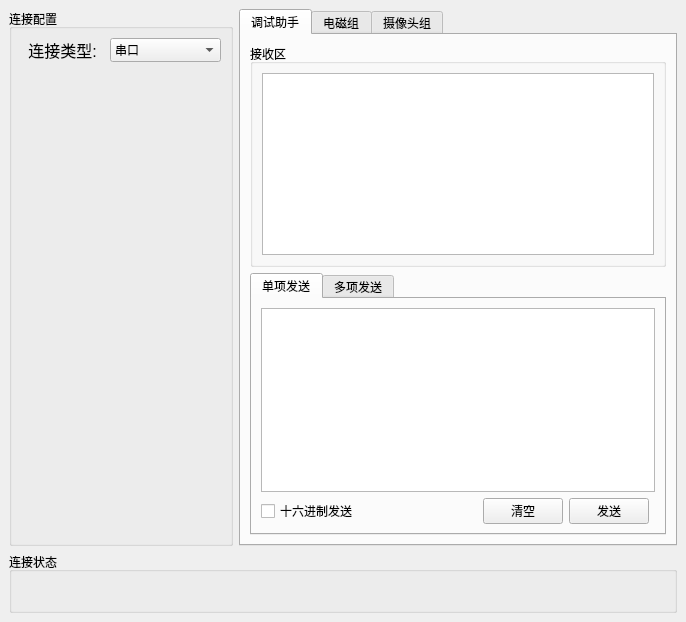
Before: the Qt Designer form form/main_window.ui in half-nothing/UpperComputer, drawn with Qt 5.
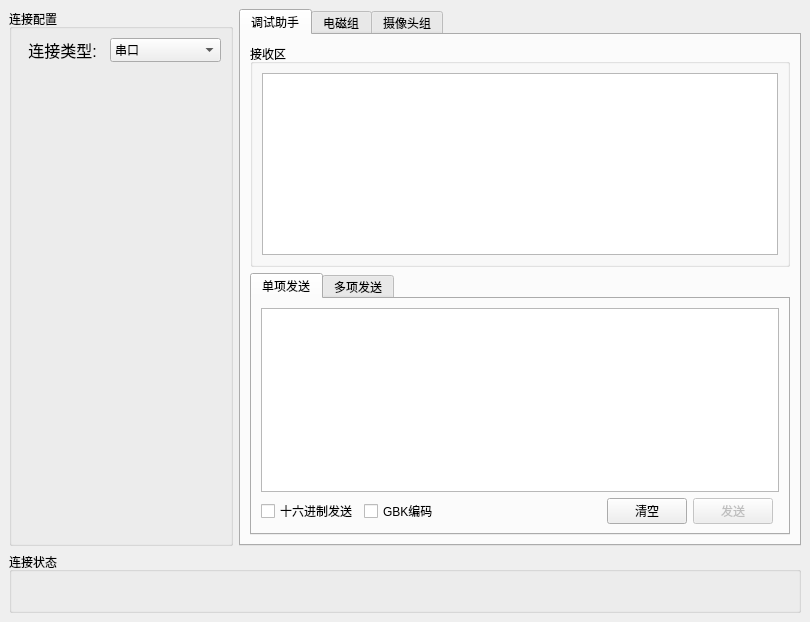
After: the same form once the commit is applied. Custom widgets are drawn as their Qt base class.

Patch:
```diff
--- a/form/main_window.ui
+++ b/form/main_window.ui
@@ -7,14 +7,14 @@
    <rect>
     <x>0</x>
     <y>0</y>
-    <width>686</width>
+    <width>810</width>
     <height>622</height>
    </rect>
   </property>
   <property name="minimumSize">
    <size>
-    <width>0</width>
-    <height>0</height>
+    <width>810</width>
+    <height>622</height>
    </size>
   </property>
   <property name="windowTitle">
@@ -67,12 +67,35 @@
           <property name="currentIndex">
            <number>0</number>
           </property>
-          <widget class="QWidget" name="single_send">
+          <widget class="QWidget" name="single_send_layout">
            <attribute name="title">
             <string>单项发送</string>
            </attribute>
            <layout class="QGridLayout" name="gridLayout_7">
-            <item row="1" column="1">
+            <item row="1" column="0">
+             <widget class="QCheckBox" name="single_send_in_hex">
+              <property name="text">
+               <string>十六进制发送</string>
+              </property>
+              <property name="checked">
+               <bool>false</bool>
+              </property>
+              <property name="tristate">
+               <bool>false</bool>
+              </property>
+             </widget>
+            </item>
+            <item row="1" column="4">
+             <widget class="QPushButton" name="single_send">
+              <property name="enabled">
+               <bool>false</bool>
+              </property>
+              <property name="text">
+               <string>发送</string>
+              </property>
+             </widget>
+            </item>
+            <item row="1" column="2">
              <spacer name="horizontalSpacer">
               <property name="orientation">
                <enum>Qt::Horizontal</enum>
@@ -86,29 +109,22 @@
              </spacer>
             </item>
             <item row="1" column="3">
-             <widget class="QPushButton" name="pushButton_2">
-              <property name="text">
-               <string>发送</string>
-              </property>
-             </widget>
-            </item>
-            <item row="1" column="2">
-             <widget class="QPushButton" name="pushButton">
+             <widget class="QPushButton" name="single_clear">
               <property name="text">
                <string>清空</string>
               </property>
              </widget>
             </item>
-            <item row="1" column="0">
-             <widget class="QCheckBox" name="checkBox">
+            <item row="0" column="0" colspan="6">
+             <widget class="QPlainTextEdit" name="single_send_text"/>
+            </item>
+            <item row="1" column="1">
+             <widget class="QCheckBox" name="encoding_in_gbk">
               <property name="text">
-               <string>十六进制发送</string>
+               <string>GBK编码</string>
               </property>
              </widget>
             </item>
-            <item row="0" column="0" colspan="5">
-             <widget class="QPlainTextEdit" name="plainTextEdit"/>
-            </item>
            </layout>
           </widget>
           <widget class="QWidget" name="multiterm_send">
```
Left out of the diff: 42 changed lines with no effect on the pictures.
